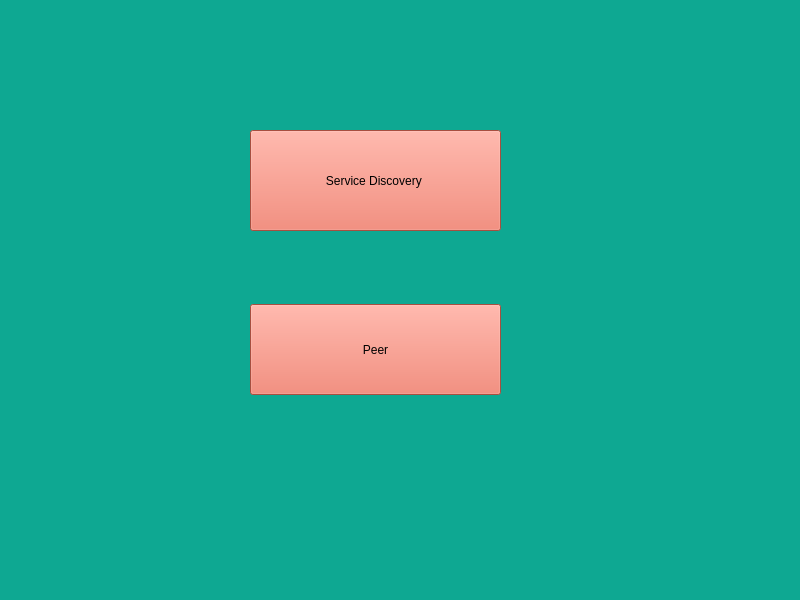
The window that mainwindow.ui (a-ewais/Image-sharing-app) describes before a commit, drawn with Qt 5.
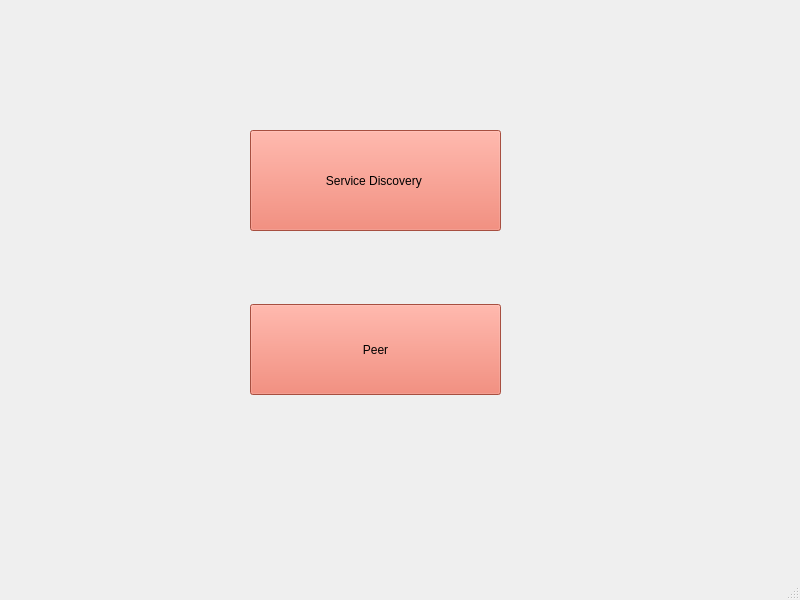
The same window after the commit.

Commit message: Change BG Color

```diff
--- a/mainwindow.ui
+++ b/mainwindow.ui
@@ -14,8 +14,7 @@
    <string>MainWindow</string>
   </property>
   <property name="styleSheet">
-   <string notr="true">
-background-color: rgb(14, 168, 146);</string>
+   <string notr="true"/>
   </property>
   <widget class="QWidget" name="centralwidget">
    <widget class="QPushButton" name="service">
```
Left out of the diff: 2 changed lines with no effect on the pictures. The commit also changes 3 other files.
